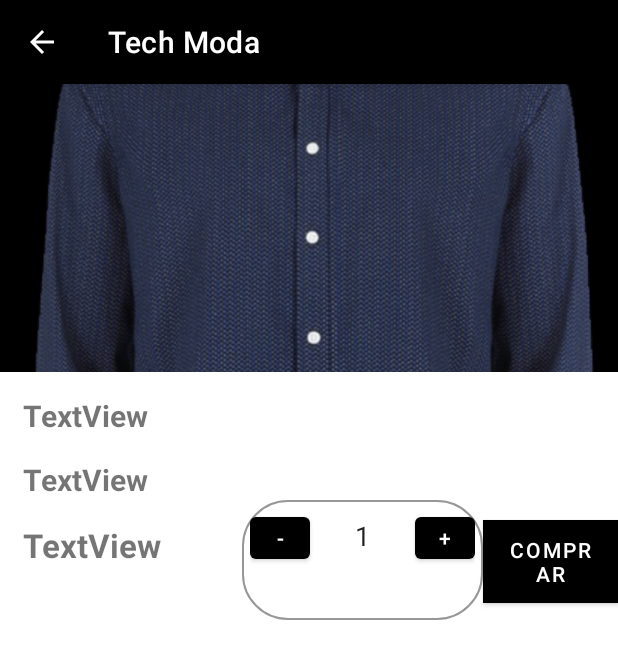
After one commit to FabioAndresSQ/Tech-Moda, an Android app: the VerProducto screen opened directly, with no data from a screen before it, on a phone screen of 412 x 824 dp. The commit adds this screen. Shown: the top 659 px of the screen. Run offline under Robolectric (Android 15) with nearby library versions, the phone set to English and light mode, and no system bars; 1 statement that could not run was skipped.

Commit message:
SE realizó alguna mejora en el carrito de compras

```diff
--- /dev/null
+++ b/app/src/main/java/com/techmoda/VerProducto.kt
@@ -0,0 +1,24 @@
+package com.techmoda
+
+import androidx.appcompat.app.AppCompatActivity
+import android.os.Bundle
+import android.view.MenuItem
+import androidx.appcompat.widget.Toolbar
+
+class VerProducto : AppCompatActivity() {
+    override fun onCreate(savedInstanceState: Bundle?) {
+        super.onCreate(savedInstanceState)
+        setContentView(R.layout.activity_ver_producto)
+        var toolbar =findViewById<Toolbar>(R.id.toolbar)
+        setSupportActionBar(toolbar)
+        supportActionBar?.setDisplayHomeAsUpEnabled(true)
+        supportActionBar?.setDisplayShowHomeEnabled(true)
+    }
+
+    override fun onOptionsItemSelected(item: MenuItem): Boolean {
+        if (item.itemId == android.R.id.home){
+            finish()
+        }
+        return super.onOptionsItemSelected(item)
+    }
+}
--- /dev/null
+++ b/app/src/main/res/drawable/borde_gris.xml
@@ -0,0 +1,5 @@
+<?xml version="1.0" encoding="utf-8"?>
+<shape xmlns:android="http://schemas.android.com/apk/res/android">
+    <stroke android:color="#989797" android:width="1dp"/>
+    <corners android:radius="30dp" />
+</shape>
--- /dev/null
+++ b/app/src/main/res/layout/activity_ver_producto.xml
@@ -0,0 +1,122 @@
+<?xml version="1.0" encoding="utf-8"?>
+<androidx.coordinatorlayout.widget.CoordinatorLayout xmlns:android="http://schemas.android.com/apk/res/android"
+    xmlns:tools="http://schemas.android.com/tools"
+    xmlns:app="http://schemas.android.com/apk/res-auto"
+    android:layout_width="match_parent"
+    android:layout_height="match_parent">
+
+    <LinearLayout
+        android:layout_width="match_parent"
+        android:layout_height="match_parent"
+        android:orientation="vertical">
+
+        <com.google.android.material.appbar.AppBarLayout
+            android:id="@+id/appbar"
+            android:layout_width="match_parent"
+
+            android:layout_height="192dp"
+            android:fitsSystemWindows="true">
+
+            <com.google.android.material.appbar.CollapsingToolbarLayout
+                android:layout_width="match_parent"
+                android:layout_height="300dp"
+                app:contentScrim="?attr/colorPrimary"
+                app:layout_scrollFlags="scroll|enterAlways|enterAlwaysCollapsed"
+                app:layout_scrollInterpolator="@android:anim/decelerate_interpolator"
+
+                app:toolbarId="@+id/toolbar">
+
+                <ImageView
+                    android:id="@+id/app_bar_image"
+                    android:layout_width="match_parent"
+                    android:layout_height="300dp"
+
+                    android:scaleType="centerCrop"
+                    android:src="@drawable/camisaHom" />
+
+                <androidx.appcompat.widget.Toolbar
+                    android:id="@+id/toolbar"
+                    android:layout_width="match_parent"
+                    android:layout_height="?attr/actionBarSize"></androidx.appcompat.widget.Toolbar>
+            </com.google.android.material.appbar.CollapsingToolbarLayout>
+        </com.google.android.material.appbar.AppBarLayout>
+
+        <TextView
+            android:id="@+id/textView"
+            android:layout_width="match_parent"
+            android:layout_height="wrap_content"
+            android:layout_marginLeft="15dp"
+            android:layout_marginTop="15dp"
+            android:text="TextView"
+            android:textSize="20sp"
+            android:textStyle="bold" />
+
+        <TextView
+            android:id="@+id/textView6"
+            android:layout_width="match_parent"
+            android:layout_height="wrap_content"
+            android:layout_marginLeft="15dp"
+            android:layout_marginTop="15dp"
+            android:text="TextView"
+            android:textSize="20sp"
+            android:textStyle="bold" />
+
+        <LinearLayout
+            android:layout_width="match_parent"
+            android:layout_height="80dp"
+            android:orientation="horizontal">
+
+            <TextView
+                android:id="@+id/textView7"
+                android:layout_width="wrap_content"
+                android:layout_height="wrap_content"
+                android:layout_weight="1"
+                android:padding="15dp"
+                android:text="TextView"
+                android:textSize="22sp"
+                android:textStyle="bold" />
+
+            <LinearLayout
+                android:layout_width="wrap_content"
+                android:layout_height="match_parent"
+                android:background="@drawable/borde_gris"
+                android:orientation="horizontal"
+                android:padding="5dp">
+
+                <Button
+                    android:id="@+id/button2"
+                    android:layout_width="40dp"
+                    android:layout_height="40dp"
+                    android:background="@null"
+                    android:text="-" />
+
+                <EditText
+                    android:id="@+id/editTextNumber"
+                    android:layout_width="70dp"
+                    android:layout_height="wrap_content"
+                    android:background="@null"
+                    android:ems="10"
+                    android:inputType="number"
+                    android:text="1"
+                    android:textAlignment="center" />
+
+                <Button
+                    android:id="@+id/button3"
+                    android:layout_width="40dp"
+                    android:layout_height="40dp"
+                    android:background="@null"
+                    android:text="+" />
+            </LinearLayout>
+
+            <Button
+                android:id="@+id/button4"
+                android:layout_width="90dp"
+                android:layout_height="wrap_content"
+                android:background="@color/black"
+                android:text="@string/cart"
+                android:textColor="@color/white" />
+        </LinearLayout>
+    </LinearLayout>
+
+
+</androidx.coordinatorlayout.widget.CoordinatorLayout>
--- a/app/src/main/res/layout/fragment_carrito.xml
+++ b/app/src/main/res/layout/fragment_carrito.xml
@@ -3,7 +3,8 @@
     xmlns:app="http://schemas.android.com/apk/res-auto"
     xmlns:tools="http://schemas.android.com/tools"
     android:layout_width="match_parent"
-    android:layout_height="70dp">
+    android:layout_height="70dp"
+    tools:context=".vistas.">
 
     <LinearLayout
         android:layout_width="match_parent"
--- a/app/src/main/res/layout/item_producto.xml
+++ b/app/src/main/res/layout/item_producto.xml
@@ -24,7 +24,7 @@
             android:id="@+id/item_nombre"
             android:layout_width="match_parent"
             android:layout_height="wrap_content"
-            android:text="TextView"
+            android:text="Camisa hombre"
             android:textSize="20sp"
             android:textStyle="bold" />
 
@@ -32,7 +32,7 @@
             android:id="@+id/textView4"
             android:layout_width="match_parent"
             android:layout_height="wrap_content"
-            android:text="TextView" />
+            android:text="Descripción" />
 
         <LinearLayout
             android:layout_width="match_parent"
@@ -44,7 +44,7 @@
                 android:layout_width="wrap_content"
                 android:layout_height="match_parent"
                 android:layout_weight="1"
-                android:text="TextView"
+                android:text="Precio"
                 android:textSize="22sp"
                 android:textStyle="bold" />
 
--- a/app/src/main/res/values/strings.xml
+++ b/app/src/main/res/values/strings.xml
@@ -18,5 +18,6 @@
     <string name="facebook_app_id">1802523246776101</string>
     <string name="fb_login_protocol_scheme">fb1802523246776101</string>
     <string name="facebook_client_token">2075f0fe6d5bd245bc9f23b72e3e228e</string>
+    <string name="cart">Comprar</string>
 
 </resources>
```
Also changed, not shown: app/src/main/AndroidManifest.xml (+26 -8 lines), app/src/main/java/com/techmoda/view/ui/fragments/HomeFragment.kt (+5 -5 lines), app/src/main/res/layout/fragment_home.xml (+6 -3 lines), 3 other files.
